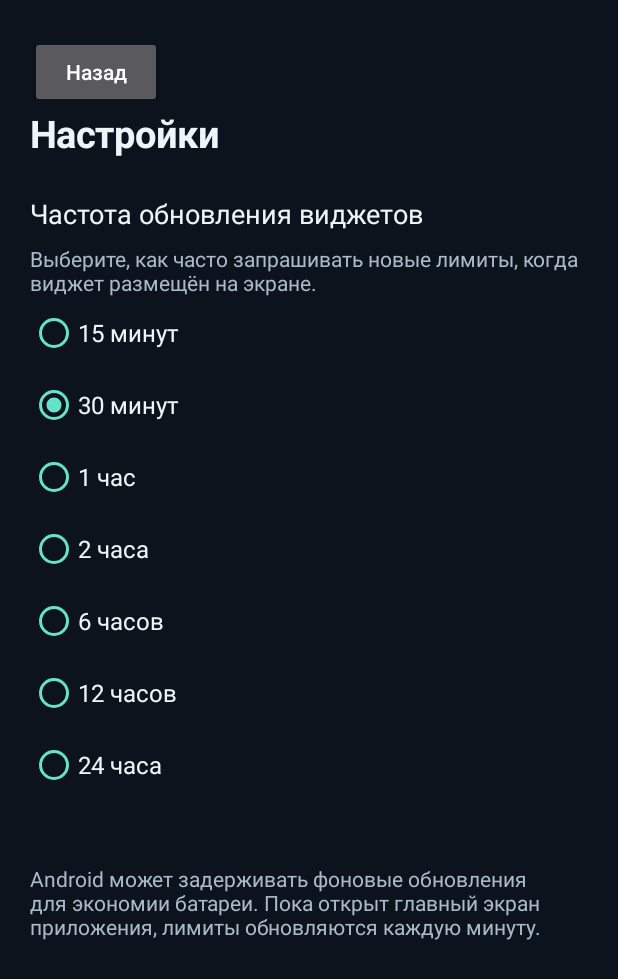
After one commit to SergeySTB/codexutils, an Android app: the SettingsActivity screen opened directly, with no data from a screen before it, on a phone screen of 412 x 824 dp. The commit adds this screen. Shown: the top 979 px of the screen. Run offline under Robolectric (Android 15) with nearby library versions, the light colour scheme and no system bars; network calls fail.

Commit message:
Add configurable Android widget refresh settings

```diff
--- a/android/app/build.gradle
+++ b/android/app/build.gradle
@@ -8,8 +8,8 @@ android {
         applicationId 'com.aiusagemonitor.android'
         minSdk 26
         targetSdk 35
-        versionCode 500
-        versionName '5.0'
+        versionCode 501
+        versionName '5.1'
     }
 
     compileOptions {
--- a/android/app/src/main/AndroidManifest.xml
+++ b/android/app/src/main/AndroidManifest.xml
@@ -2,6 +2,7 @@
     package="com.aiusagemonitor.android">
     <uses-permission android:name="android.permission.INTERNET" />
     <uses-permission android:name="android.permission.ACCESS_NETWORK_STATE" />
+    <uses-permission android:name="android.permission.RECEIVE_BOOT_COMPLETED" />
     <application android:label="AI Usage Monitor" android:icon="@drawable/monitor_icon"
         android:allowBackup="false"
         android:usesCleartextTraffic="false" android:theme="@android:style/Theme.Material.NoActionBar">
@@ -11,6 +12,7 @@
                 <category android:name="android.intent.category.LAUNCHER" />
             </intent-filter>
         </activity>
+        <activity android:name=".SettingsActivity" android:exported="false" />
         <receiver android:name=".IconsWidget" android:exported="true"
             android:label="@string/widget_icons_name">
             <intent-filter>
--- a/android/app/src/main/java/com/aiusagemonitor/android/CardsWidget.java
+++ b/android/app/src/main/java/com/aiusagemonitor/android/CardsWidget.java
@@ -8,7 +8,8 @@ import android.os.Bundle;
 public final class CardsWidget extends AppWidgetProvider {
     @Override public void onUpdate(Context context, AppWidgetManager manager, int[] ids) {
         WidgetRenderer.showCached(context);
-        WidgetRefreshJob.schedule(context);
+        WidgetRefreshJob.schedulePeriodic(context);
+        WidgetRefreshJob.scheduleImmediate(context);
     }
 
     @Override public void onAppWidgetOptionsChanged(Context context, AppWidgetManager manager,
--- a/android/app/src/main/java/com/aiusagemonitor/android/CodexApi.java
+++ b/android/app/src/main/java/com/aiusagemonitor/android/CodexApi.java
@@ -181,7 +181,7 @@ final class CodexApi {
             connection.setReadTimeout(20_000);
             connection.setRequestMethod(method);
             connection.setRequestProperty("Accept", "application/json");
-            connection.setRequestProperty("User-Agent", "AIUsageMonitorAndroid/5.0");
+            connection.setRequestProperty("User-Agent", "AIUsageMonitorAndroid/5.1");
             if (headers != null) headers.forEach(connection::setRequestProperty);
             if (body != null) {
                 connection.setDoOutput(true);
--- a/android/app/src/main/java/com/aiusagemonitor/android/IconsWidget.java
+++ b/android/app/src/main/java/com/aiusagemonitor/android/IconsWidget.java
@@ -8,7 +8,8 @@ import android.os.Bundle;
 public final class IconsWidget extends AppWidgetProvider {
     @Override public void onUpdate(Context context, AppWidgetManager manager, int[] ids) {
         WidgetRenderer.showCached(context);
-        WidgetRefreshJob.schedule(context);
+        WidgetRefreshJob.schedulePeriodic(context);
+        WidgetRefreshJob.scheduleImmediate(context);
     }
 
     @Override public void onAppWidgetOptionsChanged(Context context, AppWidgetManager manager,
--- a/android/app/src/main/java/com/aiusagemonitor/android/MainActivity.java
+++ b/android/app/src/main/java/com/aiusagemonitor/android/MainActivity.java
@@ -76,6 +76,7 @@ public final class MainActivity extends Activity {
     @Override protected void onStart() {
         super.onStart();
         WidgetRefreshJob.activityVisible = true;
+        WidgetRefreshJob.schedulePeriodic(this);
         handler.removeCallbacks(periodicRefresh);
         handler.post(periodicRefresh);
     }
@@ -120,6 +121,8 @@ public final class MainActivity extends Activity {
         refreshSize.leftMargin = dp(8);
         actions.addView(refresh, refreshSize);
         content.addView(actions);
+        Button settings = button("Настройки", () -> startActivity(new Intent(this, SettingsActivity.class)));
+        content.addView(settings, new LinearLayout.LayoutParams(-2, dp(48)));
         status = text("", 13, MUTED);
         content.addView(status);
         cards = new LinearLayout(this);
--- /dev/null
+++ b/android/app/src/main/java/com/aiusagemonitor/android/SettingsActivity.java
@@ -0,0 +1,99 @@
+package com.aiusagemonitor.android;
+
+import android.app.Activity;
+import android.content.res.ColorStateList;
+import android.graphics.Color;
+import android.graphics.Typeface;
+import android.os.Bundle;
+import android.widget.Button;
+import android.widget.LinearLayout;
+import android.widget.RadioButton;
+import android.widget.RadioGroup;
+import android.widget.ScrollView;
+import android.widget.TextView;
+
+public final class SettingsActivity extends Activity {
+    private static final int BACKGROUND = Color.rgb(12, 19, 29);
+    private static final int TEXT = Color.rgb(238, 245, 250);
+    private static final int MUTED = Color.rgb(170, 187, 200);
+    private static final int ACCENT = Color.rgb(100, 226, 204);
+    private static final String[] LABELS = {
+        "15 минут", "30 минут", "1 час", "2 часа", "6 часов", "12 часов", "24 часа"
+    };
+
+    @Override public void onCreate(Bundle state) {
+        super.onCreate(state);
+        ScrollView scroll = new ScrollView(this);
+        scroll.setFillViewport(true);
+        scroll.setBackgroundColor(BACKGROUND);
+        scroll.setOnApplyWindowInsetsListener((view, insets) -> {
+            view.setPadding(0, insets.getSystemWindowInsetTop(), 0, insets.getSystemWindowInsetBottom());
+            return insets;
+        });
+        LinearLayout content = new LinearLayout(this);
+        content.setOrientation(LinearLayout.VERTICAL);
+        content.setPadding(dp(20), dp(24), dp(20), dp(24));
+        scroll.addView(content);
+        setContentView(scroll);
+
+        Button back = new Button(this);
+        back.setText("Назад");
+        back.setAllCaps(false);
+        back.setOnClickListener(view -> finish());
+        content.addView(back, new LinearLayout.LayoutParams(-2, dp(48)));
+
+        TextView title = text("Настройки", 25, TEXT);
+        title.setTypeface(null, Typeface.BOLD);
+        content.addView(title);
+        TextView heading = text("Частота обновления виджетов", 18, TEXT);
+        heading.setPadding(0, dp(24), 0, dp(8));
+        content.addView(heading);
+        content.addView(text("Выберите, как часто запрашивать новые лимиты, когда виджет размещён на экране.", 14, MUTED));
+
+        RadioGroup options = new RadioGroup(this);
+        options.setOrientation(LinearLayout.VERTICAL);
+        content.addView(options);
+        int current = WidgetSettings.read(this);
+        int[] selectedId = {0};
+        for (int i = 0; i < WidgetSettings.INTERVALS.length; i++) {
+            RadioButton option = new RadioButton(this);
+            option.setId(android.view.View.generateViewId());
+            option.setTag(WidgetSettings.INTERVALS[i]);
+            option.setText(LABELS[i]);
+            option.setTextSize(16);
+            option.setTextColor(TEXT);
+            option.setButtonTintList(ColorStateList.valueOf(ACCENT));
+            option.setMinHeight(dp(48));
+            options.addView(option);
+            if (WidgetSettings.INTERVALS[i] == current) selectedId[0] = option.getId();
+        }
+        options.check(selectedId[0]);
+
+        TextView result = text("", 13, MUTED);
+        result.setPadding(0, dp(12), 0, dp(12));
+        options.setOnCheckedChangeListener((group, checkedId) -> {
+            if (checkedId == selectedId[0]) return;
+            int minutes = (int) group.findViewById(checkedId).getTag();
+            if (!WidgetSettings.save(this, minutes)) {
+                group.check(selectedId[0]);
+                result.setText("Не удалось сохранить настройку.");
+                return;
+            }
+            selectedId[0] = checkedId;
+            result.setText(WidgetRefreshJob.schedulePeriodic(this)
+                ? "Сохранено" : "Сохранено, но не удалось запланировать обновление.");
+        });
+        content.addView(result);
+        content.addView(text("Android может задерживать фоновые обновления для экономии батареи. Пока открыт главный экран приложения, лимиты обновляются каждую минуту.", 14, MUTED));
+    }
+
+    private TextView text(String value, int size, int color) {
+        TextView text = new TextView(this);
+        text.setText(value);
+        text.setTextSize(size);
+        text.setTextColor(color);
+        return text;
+    }
+
+    private int dp(int value) { return Math.round(value * getResources().getDisplayMetrics().density); }
+}
--- /dev/null
+++ b/android/app/src/main/java/com/aiusagemonitor/android/WidgetSettings.java
@@ -0,0 +1,26 @@
+package com.aiusagemonitor.android;
+
+import android.content.Context;
+
+final class WidgetSettings {
+    static final int[] INTERVALS = {15, 30, 60, 120, 360, 720, 1440};
+    static final int DEFAULT_MINUTES = 30;
+    private static final String PREFERENCES = "widget_settings";
+    private static final String INTERVAL = "refresh_minutes";
+
+    static int normalized(int minutes) {
+        for (int value : INTERVALS) if (value == minutes) return value;
+        return DEFAULT_MINUTES;
+    }
+
+    static int read(Context context) {
+        return normalized(context.getSharedPreferences(PREFERENCES, Context.MODE_PRIVATE)
+            .getInt(INTERVAL, DEFAULT_MINUTES));
+    }
+
+    static boolean save(Context context, int minutes) {
+        if (normalized(minutes) != minutes) return false;
+        return context.getSharedPreferences(PREFERENCES, Context.MODE_PRIVATE)
+            .edit().putInt(INTERVAL, minutes).commit();
+    }
+}
--- a/android/app/src/main/res/xml/widget_cards_info.xml
+++ b/android/app/src/main/res/xml/widget_cards_info.xml
@@ -7,6 +7,6 @@
     android:minResizeHeight="110dp"
     android:initialLayout="@layout/widget_cards"
     android:description="@string/widget_cards_description"
-    android:updatePeriodMillis="1800000"
+    android:updatePeriodMillis="0"
     android:resizeMode="horizontal|vertical"
     android:widgetCategory="home_screen" />
--- a/android/app/src/main/res/xml/widget_icons_info.xml
+++ b/android/app/src/main/res/xml/widget_icons_info.xml
@@ -6,6 +6,6 @@
     android:minResizeWidth="56dp"
     android:initialLayout="@layout/widget_icons"
     android:description="@string/widget_icons_description"
-    android:updatePeriodMillis="1800000"
+    android:updatePeriodMillis="0"
     android:resizeMode="horizontal"
     android:widgetCategory="home_screen" />
```
Also changed, not shown: android/app/src/main/java/com/aiusagemonitor/android/WidgetRefreshJob.java (+33 -8 lines), 3 other files.
